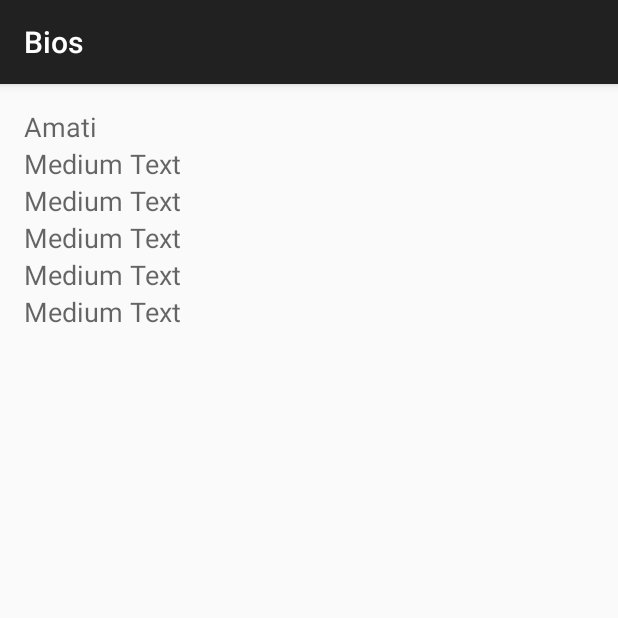
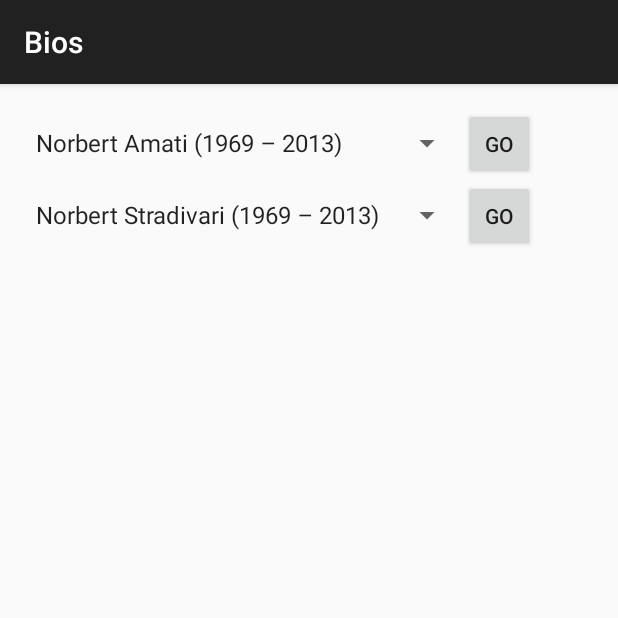
Before and after one commit to Sjalistra/PocketAmati, an Android app: the BiosActivity screen opened directly, with no data from a screen before it, on a phone screen of 412 x 824 dp, the top half of it. Run offline under Robolectric (Android 15) with nearby library versions, the phone set to English and light mode, and no system bars.

```diff
--- a/app/src/main/AndroidManifest.xml
+++ b/app/src/main/AndroidManifest.xml
@@ -19,7 +19,8 @@
         <activity android:name=".CraftingActivity" />
         <activity android:name=".BiosActivity" />
         <activity android:name=".ToysActivity" />
-        <activity android:name=".ExpensiveActivity"></activity>
+        <activity android:name=".ExpensiveActivity" />
+        <activity android:name=".CalculatorActivities.ScaleLengthActivity"></activity>
     </application>
 
 </manifest>
--- a/app/src/main/java/org/skaza/pocketamati/BiosActivity.java
+++ b/app/src/main/java/org/skaza/pocketamati/BiosActivity.java
@@ -2,6 +2,7 @@ package org.skaza.pocketamati;
 
 import android.support.v7.app.ActionBarActivity;
 import android.os.Bundle;
+import android.view.View;
 
 public class BiosActivity extends ActionBarActivity {
 
@@ -11,4 +12,12 @@ public class BiosActivity extends ActionBarActivity {
         setContentView(R.layout.activity_bios);
         setTitle(getResources().getText(R.string.biosName));
     }
+
+    public void amatiGo(View v) {
+
+    }
+
+    public void stradivariGo(View v) {
+
+    }
 }
--- a/app/src/main/res/layout/activity_bios.xml
+++ b/app/src/main/res/layout/activity_bios.xml
@@ -14,69 +14,57 @@
         android:orientation="horizontal"
         android:layout_height="wrap_content">
 
-        <TextView
-            android:layout_width="wrap_content"
-            android:layout_height="wrap_content"
-            android:textAppearance="?android:attr/textAppearanceMedium"
-            android:text="@string/houseAmati"
-            android:id="@+id/amatiFamily" />
-
         <TableRow
             android:layout_width="match_parent"
             android:layout_height="match_parent">
 
-            <TextView
-                android:textAppearance="?android:attr/textAppearanceMedium"
-                android:text="Medium Text"
-                android:id="@+id/textView2"
-                android:layout_column="1" />
+            <Spinner
+                android:id="@+id/amatiSpinner"
+                android:layout_column="0"
+                style="@style/AppTheme"
+                android:prompt="@string/houseAmati"
+                android:entries="@array/AmatiVector" />
+
+            <Button
+                style="?android:attr/buttonStyleSmall"
+                android:layout_width="wrap_content"
+                android:layout_height="wrap_content"
+                android:text="@string/buttonGo"
+                android:id="@+id/amatiButton"
+                android:layout_column="1"
+                android:onClick="amatiGo" />
+
         </TableRow>
 
         <TableRow
             android:layout_width="match_parent"
             android:layout_height="match_parent">
 
-            <TextView
-                android:layout_width="wrap_content"
-                android:layout_height="wrap_content"
-                android:textAppearance="?android:attr/textAppearanceMedium"
-                android:text="Medium Text"
-                android:id="@+id/textView3"
-                android:layout_column="1" />
         </TableRow>
 
         <TableRow
             android:layout_width="match_parent"
             android:layout_height="match_parent">
 
-            <TextView
-                android:textAppearance="?android:attr/textAppearanceMedium"
-                android:text="Medium Text"
-                android:id="@+id/textView4"
-                android:layout_column="1" />
+            <Spinner
+                android:id="@+id/stradivariSpinner"
+                android:layout_column="0"
+                android:prompt="@string/houseStradivari"
+                android:entries="@array/StradivariVector" />
+
+            <Button
+                style="?android:attr/buttonStyleSmall"
+                android:text="@string/buttonGo"
+                android:id="@+id/stradivariButton"
+                android:layout_column="1"
+                android:onClick="stradivariGo" />
+
         </TableRow>
 
         <TableRow
             android:layout_width="match_parent"
             android:layout_height="match_parent">
 
-            <TextView
-                android:textAppearance="?android:attr/textAppearanceMedium"
-                android:text="Medium Text"
-                android:id="@+id/textView5"
-                android:layout_column="1" />
         </TableRow>
-
-        <TableRow
-            android:layout_width="match_parent"
-            android:layout_height="match_parent">
-
-            <TextView
-                android:textAppearance="?android:attr/textAppearanceMedium"
-                android:text="Medium Text"
-                android:id="@+id/textView6"
-                android:layout_column="1" />
-        </TableRow>
-
     </TableLayout>
 </ScrollView>
--- a/app/src/main/res/values/strings.xml
+++ b/app/src/main/res/values/strings.xml
@@ -22,4 +22,11 @@
     <string name="expGalleryDesc">Gallery with expensive violins and such</string>
     <string name="scaleLengthViolin">Scale Length (Violin)</string>
     <string name="houseAmati">Amati</string>
+    <string name="houseStradivari">Stradivari</string>
+    <string name="buttonGo">Go</string>
+    <string name="giveMeData">Input board length</string>
+    <string name="compute">Compute</string>
+    <string name="neckLength">Neck:</string>
+    <string name="boardLength">Board:</string>
+    <string name="scaleLengthViolinDesc">Computed scale length equals</string>
 </resources>
--- /dev/null
+++ b/app/src/main/res/values/vectors.xml
@@ -0,0 +1,15 @@
+<?xml version="1.0" encoding="utf-8"?>
+<resources>
+    <string-array name="AmatiVector">
+        <item>Norbert Amati (1969 &#8211; 2013)</item>
+        <item>Arek Amati (1899 &#8211; 1954)</item>
+        <item>Kazik Amati (1845 &#8211; 1900)</item>
+        <item>Rysiu Amati (1800 &#8211; 1830)</item>
+    </string-array>
+    <string-array name="StradivariVector">
+        <item>Norbert Stradivari (1969 &#8211; 2013)</item>
+        <item>Arek Stradivari (1899 &#8211; 1954)</item>
+        <item>Kazik Stradivari (1845 &#8211; 1900)</item>
+        <item>Rysiu Stradivari (1800 &#8211; 1830)</item>
+    </string-array>
+</resources>
--- a/build.gradle
+++ b/build.gradle
@@ -5,7 +5,7 @@ buildscript {
         jcenter()
     }
     dependencies {
-        classpath 'com.android.tools.build:gradle:2.0.0-beta6'
+        classpath 'com.android.tools.build:gradle:2.0.0-beta7'
 
         // NOTE: Do not place your application dependencies here; they belong
         // in the individual module build.gradle files
```
Also changed, not shown: app/src/main/java/org/skaza/pocketamati/CalculatorActivities/ScaleLengthActivity.java (added, +49 -0 lines), app/src/main/java/org/skaza/pocketamati/CalculatorActivity.java (+8 -0 lines), app/src/main/res/layout/activity_calculator.xml (+6 -4 lines), app/src/main/res/layout/activity_scale_length.xml (added, +94 -0 lines).
